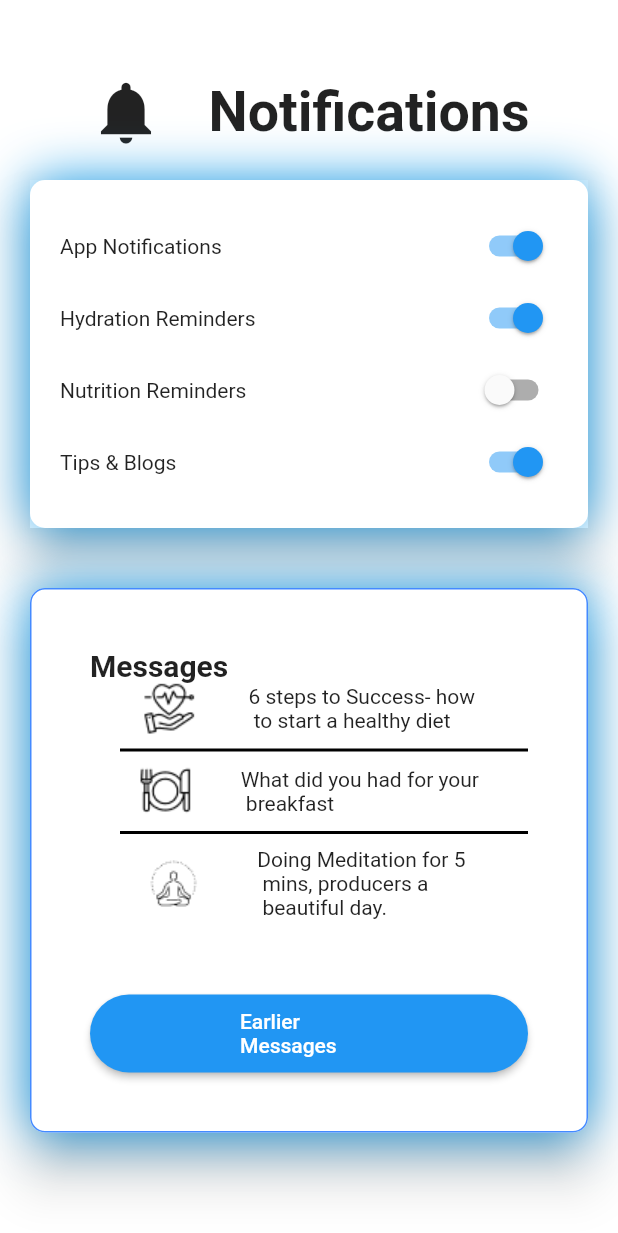
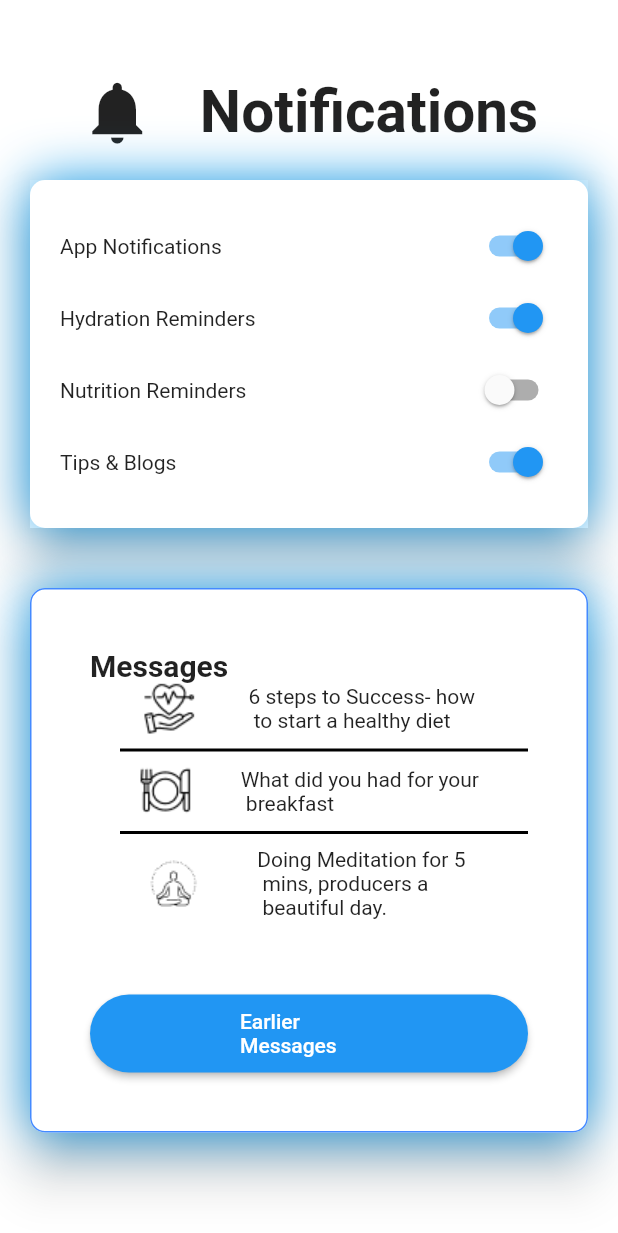
Before and after one commit to karthinayak/flutter_notification, a Flutter app: the screen it shows after launch, on a phone screen of 412 x 824 dp. Shown: the top 1233 px of the screen. Run offline on Flutter 3.47's test engine with Material 2 defaults, Android fonts, the phone set to English and light mode, and no system bars.

Commit message:
adding files to new branch

```diff
--- a/lib/main.dart
+++ b/lib/main.dart
@@ -66,7 +66,7 @@ class _NotificationScreenState extends State<NotificationScreen> {
                     "Notifications",
                     style: TextStyle(
                       fontWeight: FontWeight.bold,
-                      fontSize: 37,
+                      fontSize: 39,
                     ),
                   ),
                 ),
```
